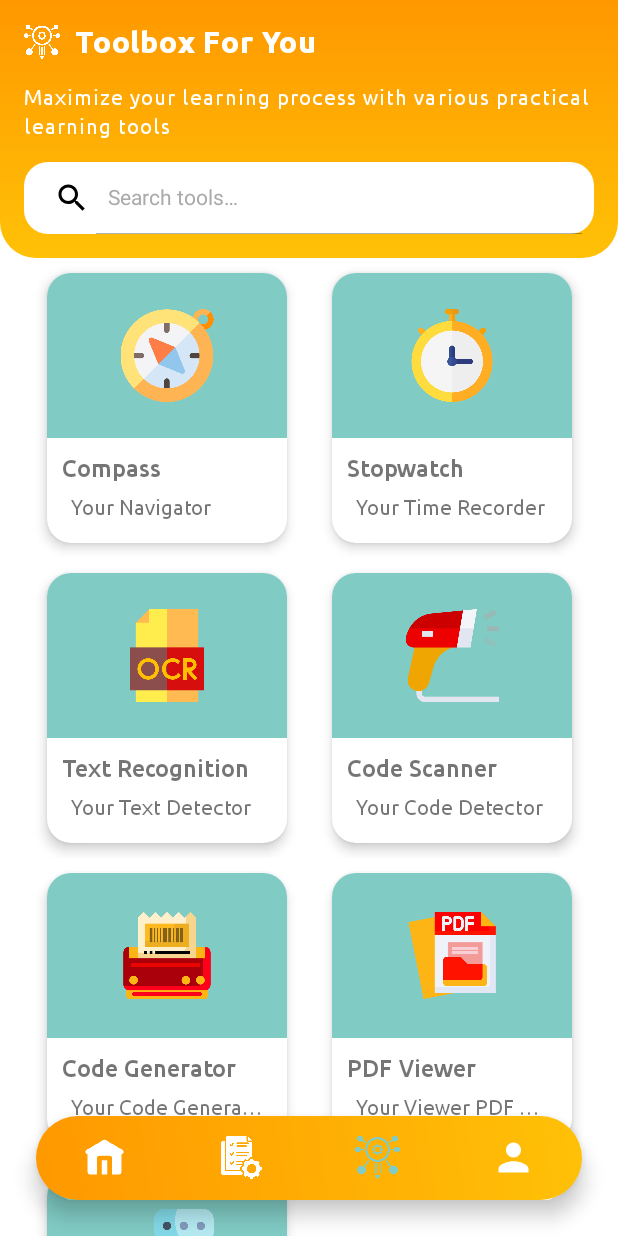
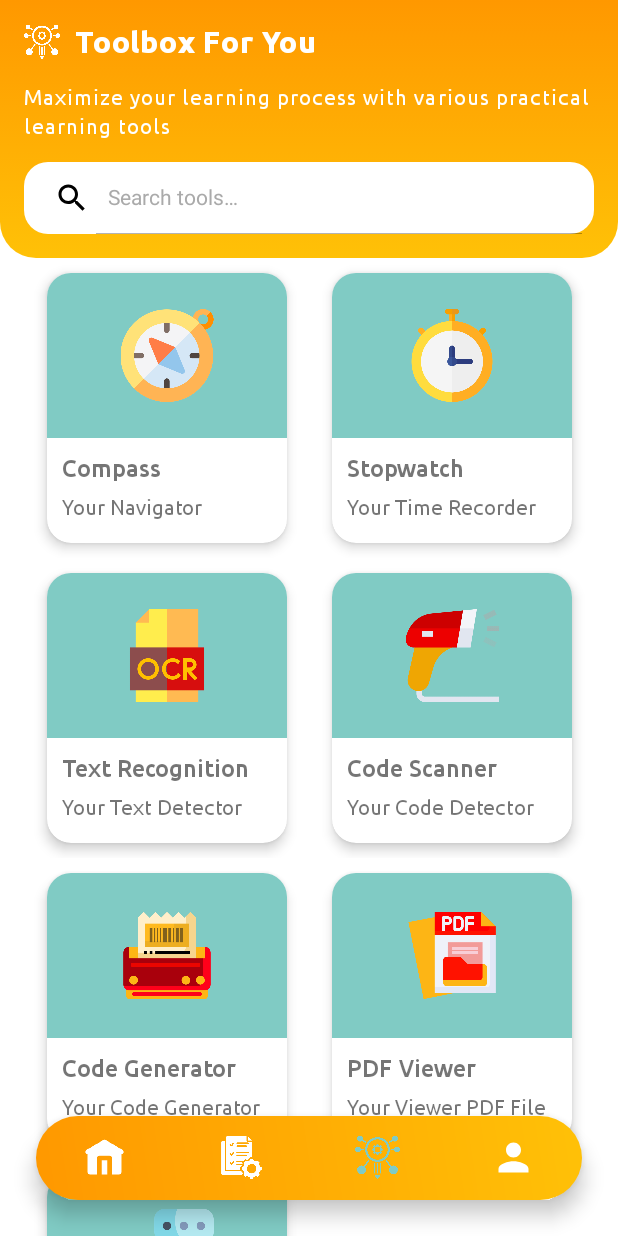
Before and after one commit to Wenndyy/Genedu, an Android app: the screen it shows after launch once a user with an empty profile is signed in (BottomNavActivity), item 3 of the bottom bar chosen, on a phone screen of 412 x 824 dp. Run offline under Robolectric (Android 15) with nearby library versions, the light colour scheme and no system bars; our stand-ins replace CircleImageView, Firebase (no records; nobody signed in at launch, a user with empty details on screens opened directly), Picasso; libraries missing offline, so code that uses them is left out: com.github.mikephil.charting; 4 statements that could not run were skipped.

Commit message:
Genedu v1.0

```diff
--- a/app/src/main/res/layout/tools_item.xml
+++ b/app/src/main/res/layout/tools_item.xml
@@ -50,7 +50,7 @@
 
             <TextView
                 android:id="@+id/desc"
-                android:layout_width="0dp"
+                android:layout_width="140dp"
                 android:layout_height="wrap_content"
                 android:layout_marginStart="16dp"
                 android:layout_marginEnd="16dp"
```
